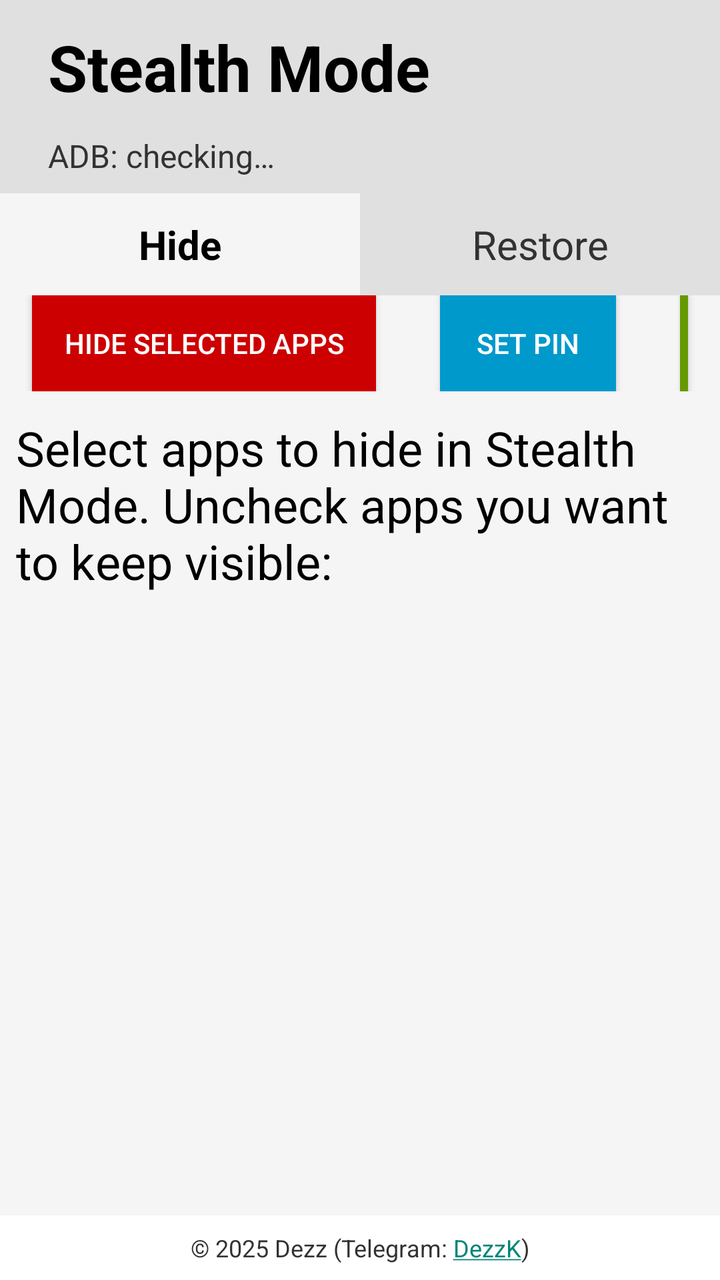
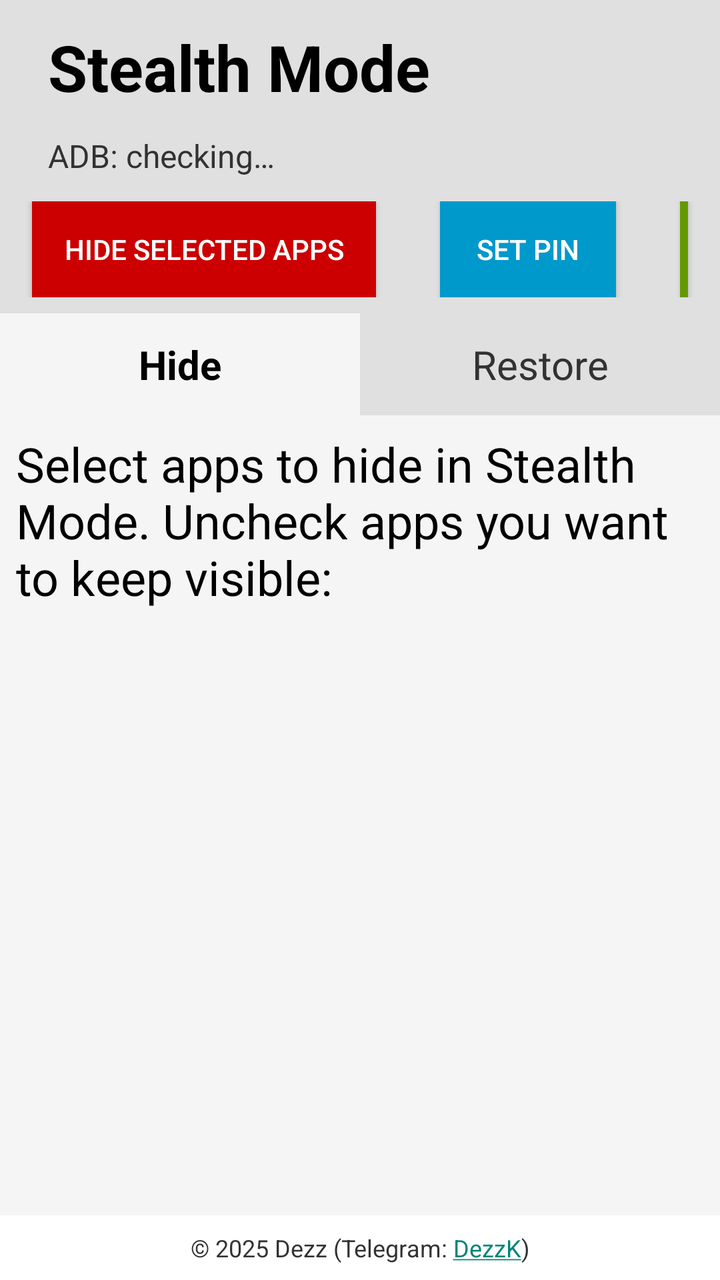

The first picture is an Android layout as it rendered before a commit; the second is the same layout after the commit. The layout source and the unified diff follow.
<!-- AndroidManifest.xml: application theme Theme.AppCompat.DayNight.NoActionBar -->
<!-- res/layout/activity_main.xml -->
<?xml version="1.0" encoding="utf-8"?>
<LinearLayout xmlns:android="http://schemas.android.com/apk/res/android"
    xmlns:tools="http://schemas.android.com/tools"
    android:layout_width="match_parent"
    android:layout_height="match_parent"
    android:background="@color/background"
    android:orientation="vertical">

    
    <TextView
        android:id="@+id/headerText"
        android:layout_width="match_parent"
        android:layout_height="wrap_content"
        android:background="@color/header_background"
        android:gravity="start"
        android:paddingHorizontal="24sp"
        android:paddingVertical="12sp"
        android:text="@string/app_name"
        android:textColor="@color/text_primary"
        android:textSize="32sp"
        android:textStyle="bold" />

    
    <TextView
        android:id="@+id/adbStatusText"
        android:layout_width="match_parent"
        android:layout_height="wrap_content"
        android:background="@color/header_background"
        android:gravity="start"
        android:paddingHorizontal="24sp"
        android:paddingBottom="8sp"
        android:text="@string/adb_checking"
        android:textColor="@color/text_secondary"
        android:textSize="16sp" />

    
    <LinearLayout
        android:layout_width="match_parent"
        android:layout_height="wrap_content"
        android:orientation="horizontal"
        android:background="@color/header_background">

        <TextView
            android:id="@+id/tabHide"
            android:layout_width="0dp"
            android:layout_height="wrap_content"
            android:layout_weight="1"
            android:gravity="center"
            android:paddingVertical="12sp"
            android:text="@string/tab_hide"
            android:textSize="20sp"
            android:textStyle="bold"
            android:textColor="@color/text_primary"
            android:background="@color/tab_active" />

        <TextView
            android:id="@+id/tabRestore"
            android:layout_width="0dp"
            android:layout_height="wrap_content"
            android:layout_weight="1"
            android:gravity="center"
            android:paddingVertical="12sp"
            android:text="@string/tab_restore"
            android:textSize="20sp"
            android:textColor="@color/text_secondary"
            android:background="@color/tab_inactive" />
    </LinearLayout>

    
    <LinearLayout
        android:layout_width="match_parent"
        android:layout_height="wrap_content"
        android:orientation="horizontal"
        android:paddingBottom="4sp">

        <Button
            android:id="@+id/hideAppsButton"
            android:layout_width="wrap_content"
            android:layout_height="wrap_content"
            android:layout_marginHorizontal="16sp"
            android:paddingHorizontal="16sp"
            android:paddingVertical="8sp"
            android:singleLine="true"
            android:text="@string/hide_apps"
            android:background="@android:color/holo_red_dark"
            android:textColor="@android:color/white"
            tools:ignore="ButtonStyle" />

        <Button
            android:id="@+id/pinButton"
            android:layout_width="wrap_content"
            android:layout_height="wrap_content"
            android:layout_marginHorizontal="16sp"
            android:paddingHorizontal="16sp"
            android:paddingVertical="8sp"
            android:singleLine="true"
            android:text="@string/set_pin"
            android:background="@android:color/holo_blue_dark"
            android:textColor="@android:color/white"
            tools:ignore="ButtonStyle" />

        <Button
            android:id="@+id/restoreAppsButton"
            android:layout_width="wrap_content"
            android:layout_height="wrap_content"
            android:layout_marginHorizontal="16sp"
            android:paddingHorizontal="16sp"
            android:paddingVertical="8sp"
            android:singleLine="true"
            android:text="@string/restore_apps"
            android:background="@android:color/holo_green_dark"
            android:textColor="@android:color/white"
            tools:ignore="ButtonStyle" />

    </LinearLayout>

    <TextView
        android:id="@+id/pinHintText"
        android:layout_width="match_parent"
        android:layout_height="wrap_content"
        android:paddingHorizontal="24sp"
        android:paddingVertical="4sp"
        android:textColor="@color/text_secondary"
        android:textSize="14sp"
        android:visibility="gone" />

    <TextView
        android:id="@+id/modeHeaderText"
        android:layout_width="match_parent"
        android:layout_height="wrap_content"
        android:padding="8sp"
        android:textSize="24sp"
        android:textColor="@color/text_primary"
        android:text="@string/hide_mode_header" />

    
    <androidx.recyclerview.widget.RecyclerView
        android:id="@+id/recyclerView"
        android:layout_width="match_parent"
        android:layout_height="0dp"
        android:layout_weight="1"
        android:textSize="20sp"
        android:textColor="@color/text_primary" />

    
    <TextView
        android:id="@+id/copyrightNoticeText"
        android:layout_width="match_parent"
        android:layout_height="wrap_content"
        android:layout_gravity="bottom"
        android:background="@color/card_background"
        android:gravity="center"
        android:linksClickable="true"
        android:padding="8sp"
        android:text="@string/copyright_notice"
        android:textColor="@color/text_secondary"
        android:textSize="12sp" />
</LinearLayout>
<!-- resources referenced by this layout -->
<resources>
  <color name="background">#F5F5F5</color>
  <color name="card_background">@android:color/background_light</color>
  <color name="header_background">#E0E0E0</color>
  <color name="tab_active">@color/background</color>
  <color name="tab_inactive">@color/header_background</color>
  <color name="text_primary">@android:color/primary_text_light</color>
  <color name="text_secondary">@android:color/secondary_text_light</color>
  <string name="adb_checking">ADB: checking…</string>
  <string name="app_name">Stealth Mode</string>
  <string name="copyright_notice" translatable="false">© 2025 Dezz (Telegram: <a href="https://t.me/DezzK">DezzK</a>)</string>
  <string name="hide_apps">Hide selected apps</string>
  <string name="hide_mode_header">Select apps to hide in Stealth Mode. Uncheck apps you want to keep visible:</string>
  <string name="restore_apps">Restore selected apps</string>
  <string name="set_pin">Set PIN</string>
  <string name="tab_hide">Hide</string>
  <string name="tab_restore">Restore</string>
</resources>

<!-- the commit's change to res/layout/activity_main.xml (unified diff, before → after) -->
@@ -37,41 +37,10 @@
     <LinearLayout
         android:layout_width="match_parent"
         android:layout_height="wrap_content"
+        android:background="@color/header_background"
         android:orientation="horizontal"
-        android:background="@color/header_background">
-
-        <TextView
-            android:id="@+id/tabHide"
-            android:layout_width="0dp"
-            android:layout_height="wrap_content"
-            android:layout_weight="1"
-            android:gravity="center"
-            android:paddingVertical="12sp"
-            android:text="@string/tab_hide"
-            android:textSize="20sp"
-            android:textStyle="bold"
-            android:textColor="@color/text_primary"
-            android:background="@color/tab_active" />
-
-        <TextView
-            android:id="@+id/tabRestore"
-            android:layout_width="0dp"
-            android:layout_height="wrap_content"
-            android:layout_weight="1"
-            android:gravity="center"
-            android:paddingVertical="12sp"
-            android:text="@string/tab_restore"
-            android:textSize="20sp"
-            android:textColor="@color/text_secondary"
-            android:background="@color/tab_inactive" />
-    </LinearLayout>
-
-    
-    <LinearLayout
-        android:layout_width="match_parent"
-        android:layout_height="wrap_content"
-        android:orientation="horizontal"
-        android:paddingBottom="4sp">
+        android:paddingTop="4sp"
+        android:paddingBottom="8sp">
 
         <Button
             android:id="@+id/hideAppsButton"
@@ -112,6 +81,39 @@
             android:textColor="@android:color/white"
             tools:ignore="ButtonStyle" />
 
+    </LinearLayout>
+
+    
+    <LinearLayout
+        android:layout_width="match_parent"
+        android:layout_height="wrap_content"
+        android:orientation="horizontal"
+        android:background="@color/header_background">
+
+        <TextView
+            android:id="@+id/tabHide"
+            android:layout_width="0dp"
+            android:layout_height="wrap_content"
+            android:layout_weight="1"
+            android:gravity="center"
+            android:paddingVertical="12sp"
+            android:text="@string/tab_hide"
+            android:textSize="20sp"
+            android:textStyle="bold"
+            android:textColor="@color/text_primary"
+            android:background="@color/tab_active" />
+
+        <TextView
+            android:id="@+id/tabRestore"
+            android:layout_width="0dp"
+            android:layout_height="wrap_content"
+            android:layout_weight="1"
+            android:gravity="center"
+            android:paddingVertical="12sp"
+            android:text="@string/tab_restore"
+            android:textSize="20sp"
+            android:textColor="@color/text_secondary"
+            android:background="@color/tab_inactive" />
     </LinearLayout>
 
     <TextView
